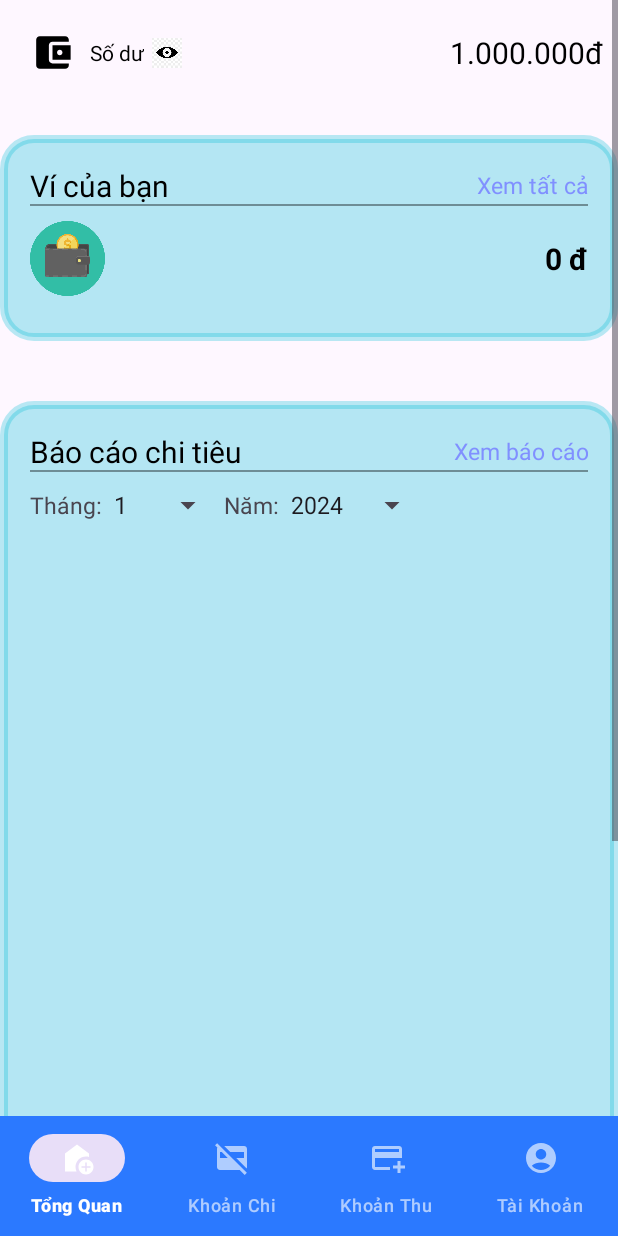
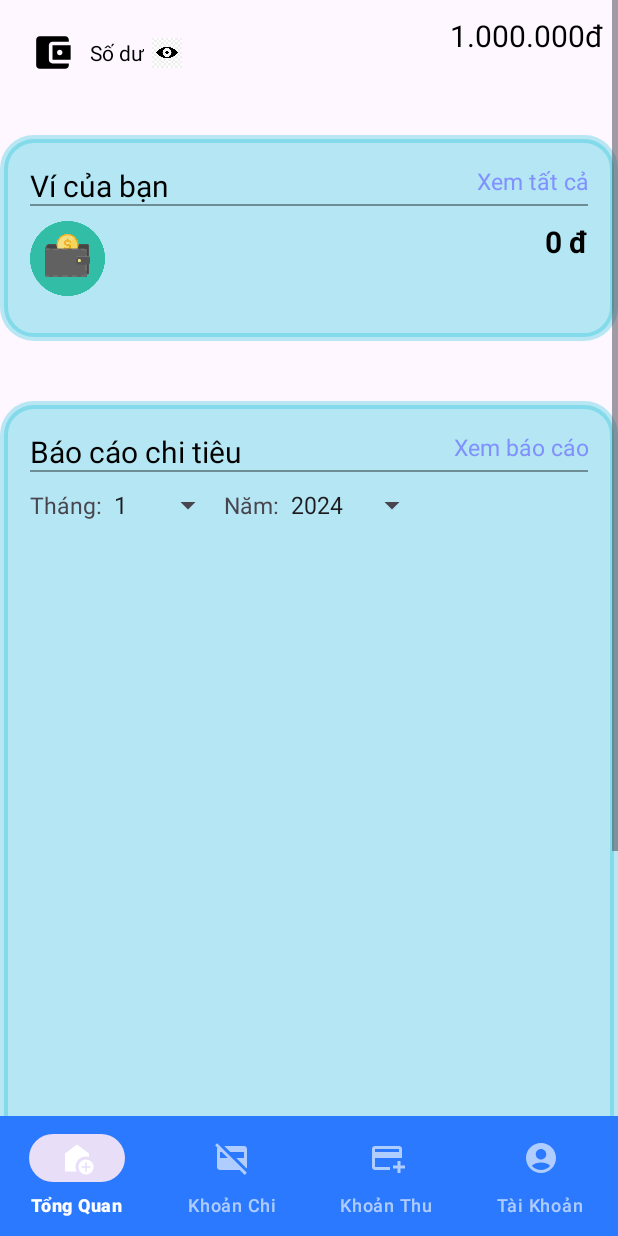
Before and after one commit to DAIKOOH12/quanlychitieu, an Android app: the HomeFragment screen opened directly, with no data from a screen before it, on a phone screen of 412 x 824 dp. Run offline under Robolectric (Android 15) with nearby library versions, the phone set to English and light mode, and no system bars.

Commit message:
update lan2 10/1/2024

```diff
--- a/app/src/main/res/layout/fragment_home.xml
+++ b/app/src/main/res/layout/fragment_home.xml
@@ -51,7 +51,6 @@
                     android:layout_width="0dp"
                     android:layout_height="match_parent"
                     android:layout_weight="2"
-                    android:gravity="center"
                     android:text="1.000.000đ"
                     android:textAlignment="textEnd"
                     android:textColor="#000"
@@ -84,7 +83,6 @@
                         android:layout_width="0dp"
                         android:layout_height="match_parent"
                         android:layout_weight="1"
-                        android:gravity="center"
                         android:text="Xem tất cả"
                         android:textAlignment="textEnd"
                         android:textColor="#8090FF"
@@ -110,7 +108,6 @@
                         android:layout_width="0dp"
                         android:layout_height="match_parent"
                         android:layout_weight="1"
-                        android:gravity="center"
                         android:text="0 đ"
                         android:textAlignment="textEnd"
                         android:textColor="#000000"
@@ -118,9 +115,10 @@
                         android:textStyle="bold" />
                 </LinearLayout>
             </LinearLayout>
+
             <LinearLayout
                 android:layout_width="match_parent"
-                android:layout_height="700dp"
+                android:layout_height="500dp"
                 android:layout_marginVertical="20dp"
                 android:background="@drawable/round_border_wallet"
                 android:backgroundTint="@color/colorPrimary"
@@ -144,7 +142,6 @@
                         android:layout_width="0dp"
                         android:layout_height="match_parent"
                         android:layout_weight="1"
-                        android:gravity="center"
                         android:text="Xem báo cáo"
                         android:textAlignment="textEnd"
                         android:textColor="#8090FF"
@@ -155,24 +152,75 @@
                     android:layout_width="match_parent"
                     android:layout_height="wrap_content"
                     android:paddingVertical="10dp">
+
                     <TextView
                         android:layout_width="wrap_content"
                         android:layout_height="wrap_content"
                         android:text="Tháng:"
-                        android:textSize="15dp"/>
+                        android:textSize="15dp" />
+
                     <Spinner
                         android:id="@+id/spinnerMonth"
                         android:layout_width="wrap_content"
-                        android:layout_height="wrap_content"/>
+                        android:layout_height="wrap_content" />
+
                     <TextView
                         android:layout_width="wrap_content"
                         android:layout_height="wrap_content"
                         android:text="Năm:"
-                        android:textSize="15dp"/>
+                        android:textSize="15dp" />
+
                     <Spinner
                         android:id="@+id/spinnerYear"
                         android:layout_width="wrap_content"
-                        android:layout_height="wrap_content"/>
+                        android:layout_height="wrap_content" />
+                </LinearLayout>
+            </LinearLayout>
+            <LinearLayout
+                android:layout_width="match_parent"
+                android:layout_height="wrap_content"
+                android:layout_marginVertical="20dp"
+                android:background="@drawable/round_border_wallet"
+                android:backgroundTint="@color/colorPrimary"
+                android:orientation="vertical"
+                android:padding="20dp">
+
+                <LinearLayout
+                    android:layout_width="match_parent"
+                    android:layout_height="wrap_content"
+                    android:background="@drawable/bottom_line">
+
+                    <TextView
+                        android:layout_width="0dp"
+                        android:layout_height="wrap_content"
+                        android:layout_weight="1"
+                        android:text="Giao dịch gần đây"
+                        android:textColor="#000"
+                        android:textSize="20dp" />
+
+                    <TextView
+                        android:layout_width="0dp"
+                        android:layout_height="match_parent"
+                        android:layout_weight="1"
+                        android:text="Xem tất cả"
+                        android:textAlignment="textEnd"
+                        android:textColor="#8090FF"
+                        android:textSize="15dp" />
+                </LinearLayout>
+
+                <LinearLayout
+                    android:layout_width="match_parent"
+                    android:layout_height="wrap_content"
+                    android:paddingVertical="10dp">
+
+                    <TextView
+                        android:layout_width="match_parent"
+                        android:layout_height="wrap_content"
+                        android:text="Giao dịch đã thêm sẽ hiển thị ở đây"
+                        android:textSize="15dp"
+                        android:textAlignment="center"
+                        android:layout_marginVertical="20dp"
+                        android:textStyle="bold"/>
                 </LinearLayout>
             </LinearLayout>
         </LinearLayout>
```
